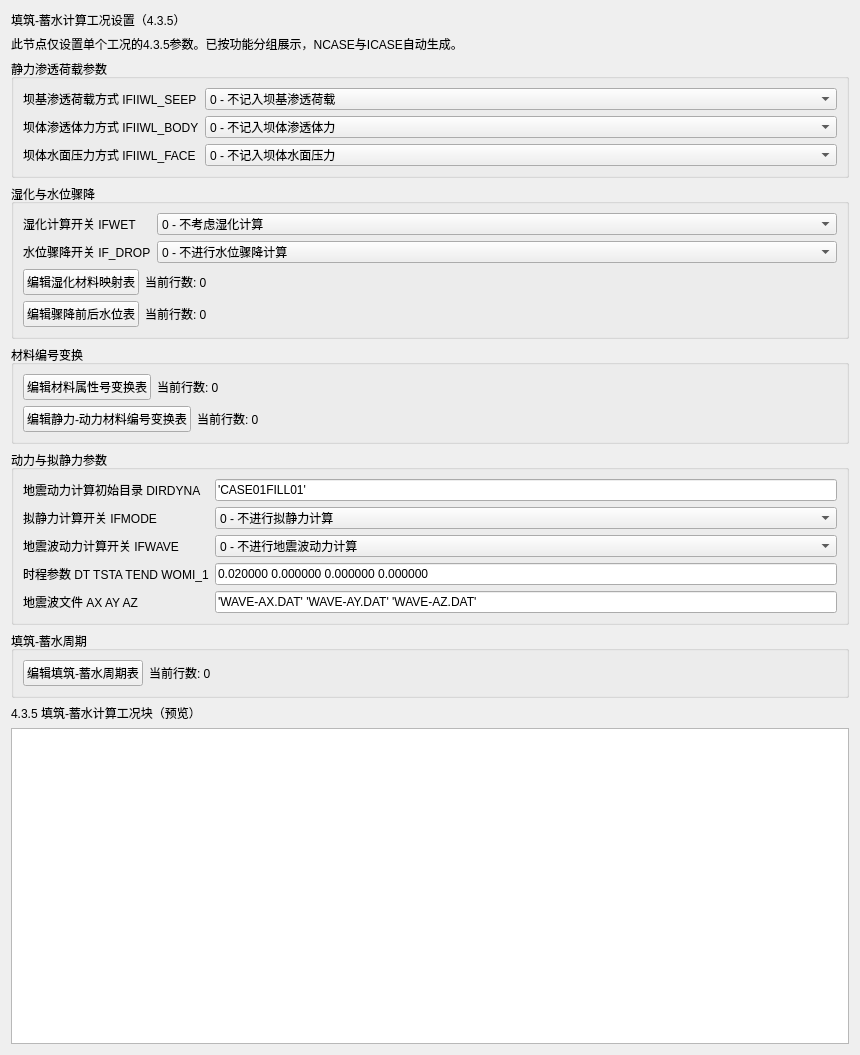
Above: plugins/Base_Slover/FillStorageCyclePage.ui from asd977/base_cae before the change. Below: the same form after it.
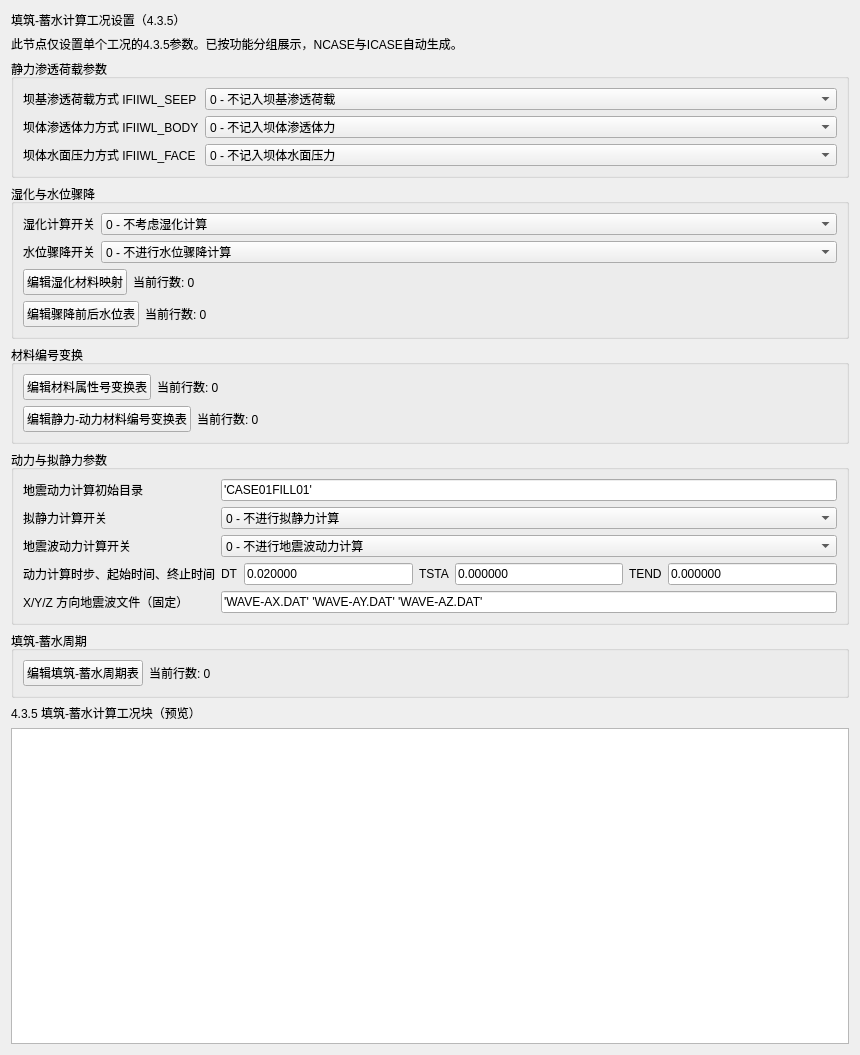
That is the form after the change.

```diff
--- a/plugins/Base_Slover/FillStorageCyclePage.ui
+++ b/plugins/Base_Slover/FillStorageCyclePage.ui
@@ -90,13 +90,13 @@
        <layout class="QVBoxLayout" name="layoutWetDropMain">
         <item>
          <layout class="QFormLayout" name="formWetDrop">
-          <item row="0" column="0"><widget class="QLabel" name="labelIFWET"><property name="text"><string>湿化计算开关 IFWET</string></property></widget></item>
+          <item row="0" column="0"><widget class="QLabel" name="labelIFWET"><property name="text"><string>湿化计算开关</string></property></widget></item>
           <item row="0" column="1"><widget class="QComboBox" name="comboIFWET"><item><property name="text"><string>0 - 不考虑湿化计算</string></property></item><item><property name="text"><string>1 - 考虑湿化计算</string></property></item></widget></item>
-          <item row="1" column="0"><widget class="QLabel" name="labelIFDROP"><property name="text"><string>水位骤降开关 IF_DROP</string></property></widget></item>
+          <item row="1" column="0"><widget class="QLabel" name="labelIFDROP"><property name="text"><string>水位骤降开关</string></property></widget></item>
           <item row="1" column="1"><widget class="QComboBox" name="comboIFDROP"><item><property name="text"><string>0 - 不进行水位骤降计算</string></property></item><item><property name="text"><string>1 - 进行水位骤降计算</string></property></item></widget></item>
          </layout>
         </item>
-        <item><layout class="QHBoxLayout" name="layoutWet"><item><widget class="QPushButton" name="btnEditWet"><property name="text"><string>编辑湿化材料映射表</string></property></widget></item><item><widget class="QLabel" name="labelWetRows"><property name="text"><string>当前行数: 0</string></property></widget></item><item><spacer name="spWet"><property name="orientation"><enum>Qt::Horizontal</enum></property><property name="sizeHint" stdset="0"><size><width>40</width><height>20</height></size></property></spacer></item></layout></item>
+        <item><layout class="QHBoxLayout" name="layoutWet"><item><widget class="QPushButton" name="btnEditWet"><property name="text"><string>编辑湿化材料映射</string></property></widget></item><item><widget class="QLabel" name="labelWetRows"><property name="text"><string>当前行数: 0</string></property></widget></item><item><spacer name="spWet"><property name="orientation"><enum>Qt::Horizontal</enum></property><property name="sizeHint" stdset="0"><size><width>40</width><height>20</height></size></property></spacer></item></layout></item>
         <item><layout class="QHBoxLayout" name="layoutDrop"><item><widget class="QPushButton" name="btnEditDrop"><property name="text"><string>编辑骤降前后水位表</string></property></widget></item><item><widget class="QLabel" name="labelDropRows"><property name="text"><string>当前行数: 0</string></property></widget></item><item><spacer name="spDrop"><property name="orientation"><enum>Qt::Horizontal</enum></property><property name="sizeHint" stdset="0"><size><width>40</width><height>20</height></size></property></spacer></item></layout></item>
        </layout>
       </widget>
@@ -116,15 +116,24 @@
       <widget class="QGroupBox" name="groupDynamic">
        <property name="title"><string>动力与拟静力参数</string></property>
        <layout class="QFormLayout" name="formLayoutDynamic">
-        <item row="0" column="0"><widget class="QLabel" name="labelDIRDYNA"><property name="text"><string>地震动力计算初始目录 DIRDYNA</string></property></widget></item>
+        <item row="0" column="0"><widget class="QLabel" name="labelDIRDYNA"><property name="text"><string>地震动力计算初始目录</string></property></widget></item>
         <item row="0" column="1"><widget class="QLineEdit" name="editDIRDYNA"><property name="text"><string>'CASE01FILL01'</string></property></widget></item>
-        <item row="1" column="0"><widget class="QLabel" name="labelIFMODE"><property name="text"><string>拟静力计算开关 IFMODE</string></property></widget></item>
+        <item row="1" column="0"><widget class="QLabel" name="labelIFMODE"><property name="text"><string>拟静力计算开关</string></property></widget></item>
         <item row="1" column="1"><widget class="QComboBox" name="comboIFMODE"><item><property name="text"><string>0 - 不进行拟静力计算</string></property></item><item><property name="text"><string>1 - 进行拟静力计算</string></property></item></widget></item>
-        <item row="2" column="0"><widget class="QLabel" name="labelIFWAVE"><property name="text"><string>地震波动力计算开关 IFWAVE</string></property></widget></item>
+        <item row="2" column="0"><widget class="QLabel" name="labelIFWAVE"><property name="text"><string>地震波动力计算开关</string></property></widget></item>
         <item row="2" column="1"><widget class="QComboBox" name="comboIFWAVE"><item><property name="text"><string>0 - 不进行地震波动力计算</string></property></item><item><property name="text"><string>1 - 进行地震波动力计算</string></property></item></widget></item>
-        <item row="3" column="0"><widget class="QLabel" name="labelDT_BLOCK"><property name="text"><string>时程参数 DT TSTA TEND WOMI_1</string></property></widget></item>
-        <item row="3" column="1"><widget class="QLineEdit" name="editDT_BLOCK"><property name="text"><string>0.020000 0.000000 0.000000 0.000000</string></property></widget></item>
-        <item row="4" column="0"><widget class="QLabel" name="labelWAVE_FILES"><property name="text"><string>地震波文件 AX AY AZ</string></property></widget></item>
+        <item row="3" column="0"><widget class="QLabel" name="labelDT_BLOCK"><property name="text"><string>动力计算时步、起始时间、终止时间</string></property></widget></item>
+        <item row="3" column="1">
+         <layout class="QHBoxLayout" name="layoutDT">
+          <item><widget class="QLabel" name="labelDT"><property name="text"><string>DT</string></property></widget></item>
+          <item><widget class="QLineEdit" name="editDT"><property name="text"><string>0.020000</string></property></widget></item>
+          <item><widget class="QLabel" name="labelTSTA"><property name="text"><string>TSTA</string></property></widget></item>
+          <item><widget class="QLineEdit" name="editTSTA"><property name="text"><string>0.000000</string></property></widget></item>
+          <item><widget class="QLabel" name="labelTEND"><property name="text"><string>TEND</string></property></widget></item>
+          <item><widget class="QLineEdit" name="editTEND"><property name="text"><string>0.000000</string></property></widget></item>
+         </layout>
+        </item>
+        <item row="4" column="0"><widget class="QLabel" name="labelWAVE_FILES"><property name="text"><string>X/Y/Z 方向地震波文件（固定）</string></property></widget></item>
         <item row="4" column="1"><widget class="QLineEdit" name="editWAVE_FILES"><property name="text"><string>'WAVE-AX.DAT' 'WAVE-AY.DAT' 'WAVE-AZ.DAT'</string></property></widget></item>
        </layout>
       </widget>
```
